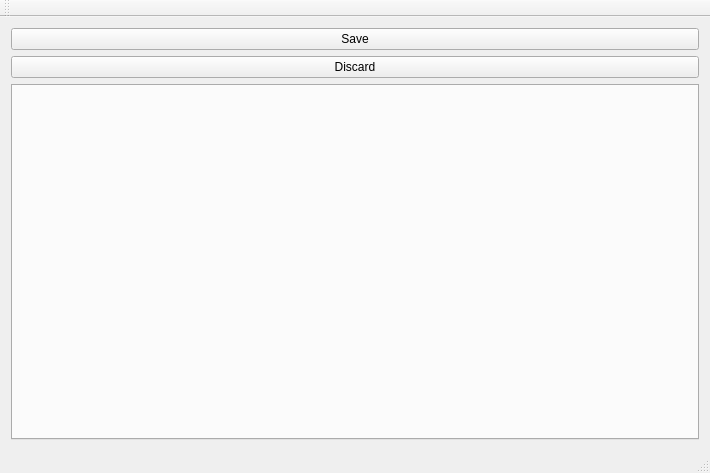
Old version of the form ShotPreparationTool/mainwindow.ui in the repository BlakeRaymond-AI/ENPH459Project.
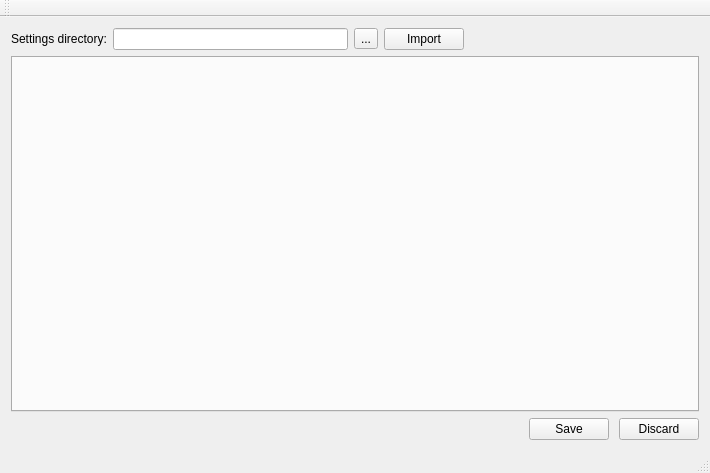
New version of the form.

Commit message: Add ability to choose settings directory

Patch:
```diff
--- a/ShotPreparationTool/mainwindow.ui
+++ b/ShotPreparationTool/mainwindow.ui
@@ -22,24 +22,48 @@
    </property>
    <layout class="QVBoxLayout" name="verticalLayout">
     <item>
-     <widget class="QPushButton" name="saveButton">
-      <property name="sizePolicy">
-       <sizepolicy hsizetype="Minimum" vsizetype="Fixed">
-        <horstretch>1</horstretch>
-        <verstretch>1</verstretch>
-       </sizepolicy>
+     <layout class="QHBoxLayout" name="horizontalLayout_2">
+      <property name="bottomMargin">
+       <number>0</number>
       </property>
-      <property name="text">
-       <string>Save</string>
-      </property>
-     </widget>
-    </item>
-    <item>
-     <widget class="QPushButton" name="discardButton">
-      <property name="text">
-       <string>Discard</string>
-      </property>
-     </widget>
+      <item>
+       <widget class="QLabel" name="label">
+        <property name="text">
+         <string>Settings directory:</string>
+        </property>
+       </widget>
+      </item>
+      <item>
+       <widget class="QLineEdit" name="settingsDirectoryEdit"/>
+      </item>
+      <item>
+       <widget class="QToolButton" name="browseSettingsDirectoryButton">
+        <property name="text">
+         <string>...</string>
+        </property>
+       </widget>
+      </item>
+      <item>
+       <widget class="QPushButton" name="importButton">
+        <property name="text">
+         <string>Import</string>
+        </property>
+       </widget>
+      </item>
+      <item>
+       <spacer name="horizontalSpacer_2">
+        <property name="orientation">
+         <enum>Qt::Horizontal</enum>
+        </property>
+        <property name="sizeHint" stdset="0">
+         <size>
+          <width>40</width>
+          <height>20</height>
+         </size>
+        </property>
+       </spacer>
+      </item>
+     </layout>
     </item>
     <item>
      <widget class="QTabWidget" name="tabWidget">
@@ -48,6 +72,52 @@
       </property>
      </widget>
     </item>
+    <item>
+     <layout class="QHBoxLayout" name="horizontalLayout" stretch="0,0,0">
+      <property name="spacing">
+       <number>10</number>
+      </property>
+      <property name="rightMargin">
+       <number>0</number>
+      </property>
+      <property name="bottomMargin">
+       <number>0</number>
+      </property>
+      <item>
+       <spacer name="horizontalSpacer">
+        <property name="orientation">
+         <enum>Qt::Horizontal</enum>
+        </property>
+        <property name="sizeHint" stdset="0">
+         <size>
+          <width>40</width>
+          <height>20</height>
+         </size>
+        </property>
+       </spacer>
+      </item>
+      <item>
+       <widget class="QPushButton" name="saveButton">
+        <property name="sizePolicy">
+         <sizepolicy hsizetype="Fixed" vsizetype="Fixed">
+          <horstretch>1</horstretch>
+          <verstretch>1</verstretch>
+         </sizepolicy>
+        </property>
+        <property name="text">
+         <string>Save</string>
+        </property>
+       </widget>
+      </item>
+      <item>
+       <widget class="QPushButton" name="discardButton">
+        <property name="text">
+         <string>Discard</string>
+        </property>
+       </widget>
+      </item>
+     </layout>
+    </item>
    </layout>
   </widget>
   <widget class="QMenuBar" name="menuBar">
```
The commit also changes 2 other files.
